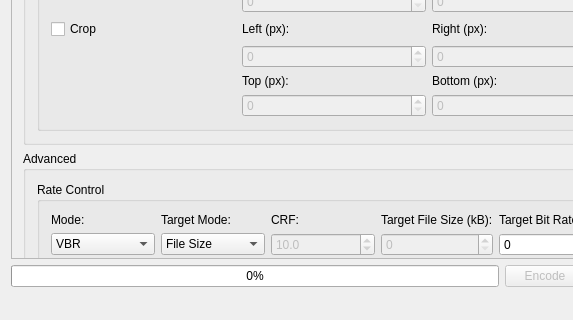
rzumer/Webbum, file mainwindow.ui: the form before one commit; both pictures show x 0 to 573 and y 370 to 690 of the 682 by 690 pixel window.
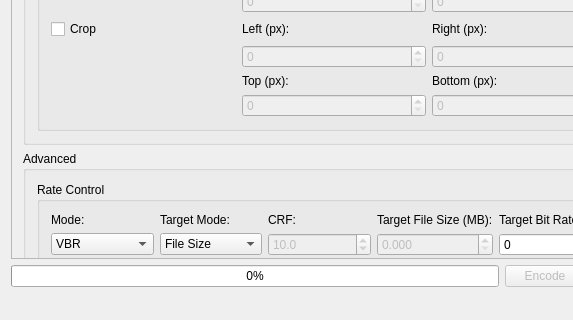
The form after the commit.

Commit message:
Add form data initialization; slight refactoring and bugfixes
Dimensions, duration and output file name (if none is present) are now
initialized when a valid input file is detected.

Patch:
```diff
--- a/mainwindow.ui
+++ b/mainwindow.ui
@@ -69,7 +69,7 @@
        <property name="geometry">
         <rect>
          <x>0</x>
-         <y>0</y>
+         <y>-87</y>
          <width>645</width>
          <height>687</height>
         </rect>
@@ -453,7 +453,7 @@
               <item row="0" column="3">
                <widget class="QLabel" name="label_8">
                 <property name="text">
-                 <string>Target File Size (kB):</string>
+                 <string>Target File Size (MB):</string>
                 </property>
                </widget>
               </item>
@@ -464,22 +464,6 @@
                 </property>
                </widget>
               </item>
-              <item row="1" column="3">
-               <widget class="QSpinBox" name="rateTargetFileSizeSpinBox">
-                <property name="enabled">
-                 <bool>false</bool>
-                </property>
-                <property name="minimum">
-                 <number>0</number>
-                </property>
-                <property name="maximum">
-                 <number>9999999</number>
-                </property>
-                <property name="value">
-                 <number>0</number>
-                </property>
-               </widget>
-              </item>
               <item row="1" column="4">
                <widget class="QSpinBox" name="rateTargetBitRateSpinBox">
                 <property name="maximum">
@@ -487,6 +471,19 @@
                 </property>
                </widget>
               </item>
+              <item row="1" column="3">
+               <widget class="QDoubleSpinBox" name="rateTargetFileSizeDoubleSpinBox">
+                <property name="enabled">
+                 <bool>false</bool>
+                </property>
+                <property name="decimals">
+                 <number>3</number>
+                </property>
+                <property name="maximum">
+                 <double>9999.000000000000000</double>
+                </property>
+               </widget>
+              </item>
              </layout>
             </widget>
            </item>
```
Left out of the diff: 2 changed lines with no effect on the pictures. The commit also changes 3 other files.
